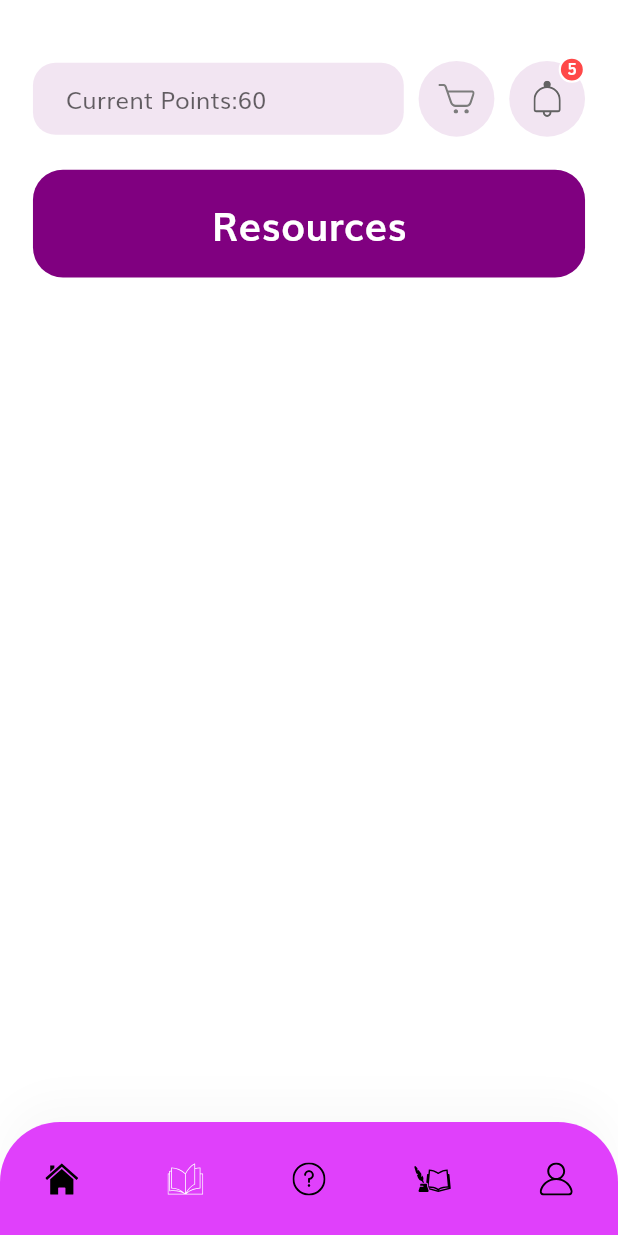
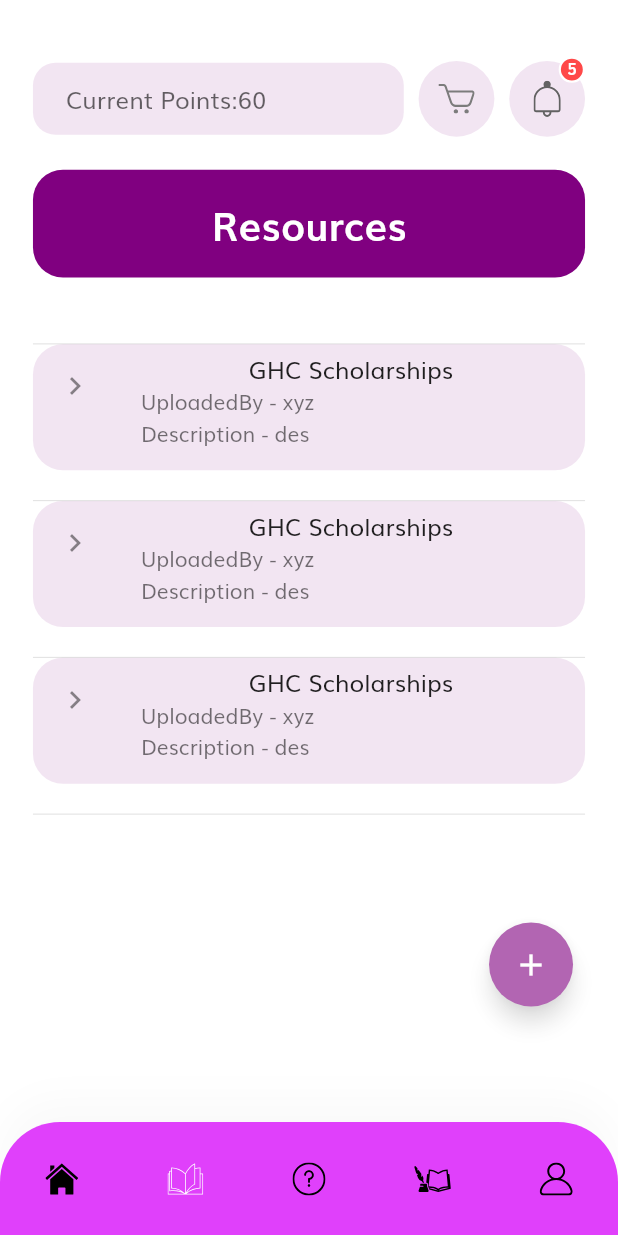
Before and after one commit to SurabhiMishra/EmpowHER-App, a Flutter app: the ResourcesScreen screen opened by its route, on a phone screen of 412 x 824 dp. Run offline on Flutter 3.47's test engine with Material 2 defaults, Android fonts, the phone set to English and light mode, and no system bars; our stand-ins replace flutter_svg.

Commit message:
resources added

```diff
--- /dev/null
+++ b/lib/resources/resource_list_tile.dart
@@ -0,0 +1,55 @@
+import 'package:flutter/material.dart';
+import 'package:shop_app/constants.dart';
+import 'package:shop_app/resources/resources.dart';
+import 'package:shop_app/screens/home/components/opportunities.dart';
+import 'package:url_launcher/url_launcher.dart';
+
+class ResourceListTile extends StatelessWidget {
+  // const JobListTile({Key? key}) : super(key: key);
+
+  const ResourceListTile({required this.resources});
+
+  final Resources resources;
+
+  @override
+  Widget build(BuildContext context) {
+    return Padding(
+      padding: EdgeInsets.fromLTRB(0, 0, 0, 20),
+      child: ListTile(
+        leading: Icon(Icons.chevron_right_outlined),
+        shape:
+            RoundedRectangleBorder(borderRadius: BorderRadius.circular(20.0)),
+        tileColor: kSecondaryColor.withOpacity(0.1),
+        title: Center(
+            child: Text(
+          "${resources.name}",
+          textAlign: TextAlign.center,
+        )),
+        subtitle: Column(
+          crossAxisAlignment: CrossAxisAlignment.start,
+          children: [
+            Text('UploadedBy - ${resources.uploadedBy}'),
+            Row(
+              crossAxisAlignment: CrossAxisAlignment.start,
+              children: [
+                Text('Description - '),
+                Flexible(
+                    child: Text(
+                        resources.description)),
+              ],
+            ),
+            SizedBox(height: 10),
+          ],
+        ),
+
+        onTap: () => _launchURL(resources.url),
+      ),
+    );
+  }
+
+  void _launchURL(String? url) async {
+    if (url != null) {
+      if (!await launch(url)) throw 'Could not launch $url';
+    }
+  }
+}
--- /dev/null
+++ b/lib/resources/resources.dart
@@ -0,0 +1,15 @@
+import 'package:flutter/material.dart';
+class Resources{
+  Resources({
+    required this.name,
+    required this.description,
+    required this.url,
+    required this.uploadedBy,
+}
+      );
+
+  String? name;
+  String description;
+  String url;
+  String uploadedBy;
+}
--- a/lib/resources/resources_screen.dart
+++ b/lib/resources/resources_screen.dart
@@ -1,14 +1,37 @@
 import 'package:flutter/material.dart';
 import 'package:shop_app/components/custom_bottom_nav_bar.dart';
+import 'package:shop_app/constants.dart';
 import 'package:shop_app/enums.dart';
+import 'package:shop_app/resources/add_resource.dart';
+import 'package:shop_app/resources/resource_list_tile.dart';
+import 'package:shop_app/resources/resources.dart';
 import 'package:shop_app/screens/home/components/add_opportunity.dart';
 import 'package:shop_app/screens/home/components/home_header.dart';
+import 'package:shop_app/screens/home/components/list_item_builder.dart';
 import 'package:shop_app/size_config.dart';
 
+List<Resources> resValues = [
+  Resources(
+      name: "GHC Scholarships",
+      url: "https://ghc.anitab.org/attend/scholarships/",
+    description: "des",
+    uploadedBy: "xyz"
+      ),
+  Resources(
+    name: "GHC Scholarships",
+    url: "https://ghc.anitab.org/attend/scholarships/",
+    description: "des",
+      uploadedBy: "xyz"
+  ),
+  Resources(
+    name: "GHC Scholarships",
+    url: "https://ghc.anitab.org/attend/scholarships/",
+    description: "des",
+      uploadedBy: "xyz"
+  ),
+];
 class ResourcesScreen extends StatefulWidget {
   static String routeName = "/resources";
-
-  const ResourcesScreen({Key? key}) : super(key: key);
 
   @override
   _ResourcesScreenState createState() => _ResourcesScreenState();
@@ -57,8 +80,49 @@ Widget _buildContents(BuildContext context) {
               ),
 
         ),
-
+        _buildContent(context),
       ],
     ),
   );
 }
+
+Widget _buildContent(BuildContext context) {
+  return Container(
+    height: 450,
+    margin: EdgeInsets.all(getProportionateScreenWidth(20)),
+    child: Stack(children: [
+      StreamBuilder<List<Resources>>(
+        stream: resStream(),
+        builder: (context, snapshot) {
+          return ListItemBuilder<Resources>(
+            snapshot: snapshot,
+            itemBuilder: (context, resource) => ResourceListTile(
+              resources: resource,
+              // onTap: () => _showReport(context,report),
+            ),
+          );
+        },
+      ),
+      Align(
+        alignment: Alignment.bottomRight,
+        // add your floating action button
+        child: Opacity(
+          opacity: 0.6,
+          child: Padding(
+            padding: const EdgeInsets.all(8.0),
+            child: FloatingActionButton(
+              backgroundColor: kPrimaryColor,
+              onPressed: () =>
+                  Navigator.pushNamed(context, AddResource.routeName),
+              child: Icon(Icons.add),
+            ),
+          ),
+        ),
+      ),
+    ]),
+  );
+}
+
+Stream<List<Resources>> resStream() {
+  return Stream.value(resValues);
+}
--- a/lib/routes.dart
+++ b/lib/routes.dart
@@ -1,4 +1,5 @@
 import 'package:flutter/widgets.dart';
+import 'package:shop_app/resources/add_resource.dart';
 import 'package:shop_app/resources/resources_screen.dart';
 import 'package:shop_app/screens/cart/cart_screen.dart';
 import 'package:shop_app/screens/complete_profile/complete_profile_screen.dart';
@@ -34,4 +35,5 @@ final Map<String, WidgetBuilder> routes = {
   ResourcesScreen.routeName: (context) => ResourcesScreen(),
   StoryScreen.routeName: (context) => StoryScreen(),
   AddOpportunity.routeName : (context) => AddOpportunity(),
+  AddResource.routeName : (context) => AddResource(),
 };
```
Also changed, not shown: lib/resources/add_resource.dart (added, +147 -0 lines).
